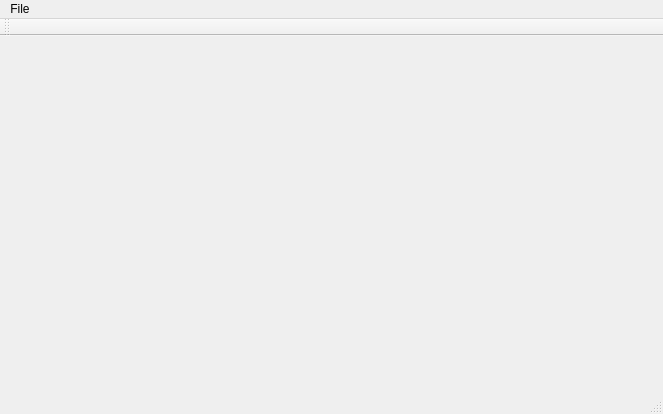
Above: mainwindow.ui from GoldGshok/ReplaceEquipment before the change. Below: the same form after it.
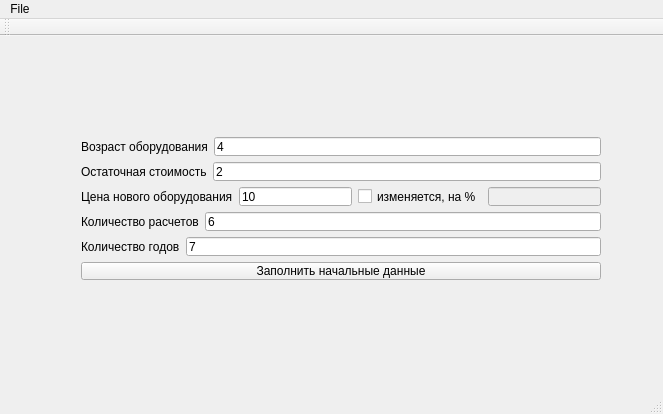
That is the form after the change.

Commit message: добавлена функция ручного ввода, также добавлено изменение цены со временем на процент

The edit to the form file:
```diff
--- a/mainwindow.ui
+++ b/mainwindow.ui
@@ -13,7 +13,131 @@
   <property name="windowTitle">
    <string>MainWindow</string>
   </property>
-  <widget class="QWidget" name="centralWidget"/>
+  <widget class="QWidget" name="centralWidget">
+   <widget class="QWidget" name="">
+    <property name="geometry">
+     <rect>
+      <x>70</x>
+      <y>90</y>
+      <width>542</width>
+      <height>165</height>
+     </rect>
+    </property>
+    <layout class="QVBoxLayout" name="verticalLayout">
+     <item>
+      <layout class="QHBoxLayout" name="horizontalLayout_2">
+       <item>
+        <widget class="QLabel" name="label">
+         <property name="text">
+          <string>Возраст оборудования</string>
+         </property>
+        </widget>
+       </item>
+       <item>
+        <widget class="QLineEdit" name="editT">
+         <property name="text">
+          <string>4</string>
+         </property>
+        </widget>
+       </item>
+      </layout>
+     </item>
+     <item>
+      <layout class="QHBoxLayout" name="horizontalLayout_5">
+       <item>
+        <widget class="QLabel" name="label_2">
+         <property name="text">
+          <string>Остаточная стоимость</string>
+         </property>
+        </widget>
+       </item>
+       <item>
+        <widget class="QLineEdit" name="editS">
+         <property name="text">
+          <string>2</string>
+         </property>
+        </widget>
+       </item>
+      </layout>
+     </item>
+     <item>
+      <layout class="QHBoxLayout" name="horizontalLayout_4">
+       <item>
+        <widget class="QLabel" name="label_3">
+         <property name="text">
+          <string>Цена нового оборудования</string>
+         </property>
+        </widget>
+       </item>
+       <item>
+        <widget class="QLineEdit" name="editP">
+         <property name="text">
+          <string>10</string>
+         </property>
+        </widget>
+       </item>
+       <item>
+        <widget class="QCheckBox" name="checkCost">
+         <property name="text">
+          <string>изменяется, на %</string>
+         </property>
+        </widget>
+       </item>
+       <item>
+        <widget class="QLineEdit" name="editPercent">
+         <property name="enabled">
+          <bool>false</bool>
+         </property>
+        </widget>
+       </item>
+      </layout>
+     </item>
+     <item>
+      <layout class="QHBoxLayout" name="horizontalLayout_3">
+       <item>
+        <widget class="QLabel" name="label_4">
+         <property name="text">
+          <string>Количество расчетов</string>
+         </property>
+        </widget>
+       </item>
+       <item>
+        <widget class="QLineEdit" name="editN">
+         <property name="text">
+          <string>6</string>
+         </property>
+        </widget>
+       </item>
+      </layout>
+     </item>
+     <item>
+      <layout class="QHBoxLayout" name="horizontalLayout_6">
+       <item>
+        <widget class="QLabel" name="label_5">
+         <property name="text">
+          <string>Количество годов</string>
+         </property>
+        </widget>
+       </item>
+       <item>
+        <widget class="QLineEdit" name="editTime">
+         <property name="text">
+          <string>7</string>
+         </property>
+        </widget>
+       </item>
+      </layout>
+     </item>
+     <item>
+      <widget class="QPushButton" name="btnOK">
+       <property name="text">
+        <string>Заполнить начальные данные</string>
+       </property>
+      </widget>
+     </item>
+    </layout>
+   </widget>
+  </widget>
   <widget class="QMenuBar" name="menuBar">
    <property name="geometry">
     <rect>
```
The commit also changes 2 other files.
